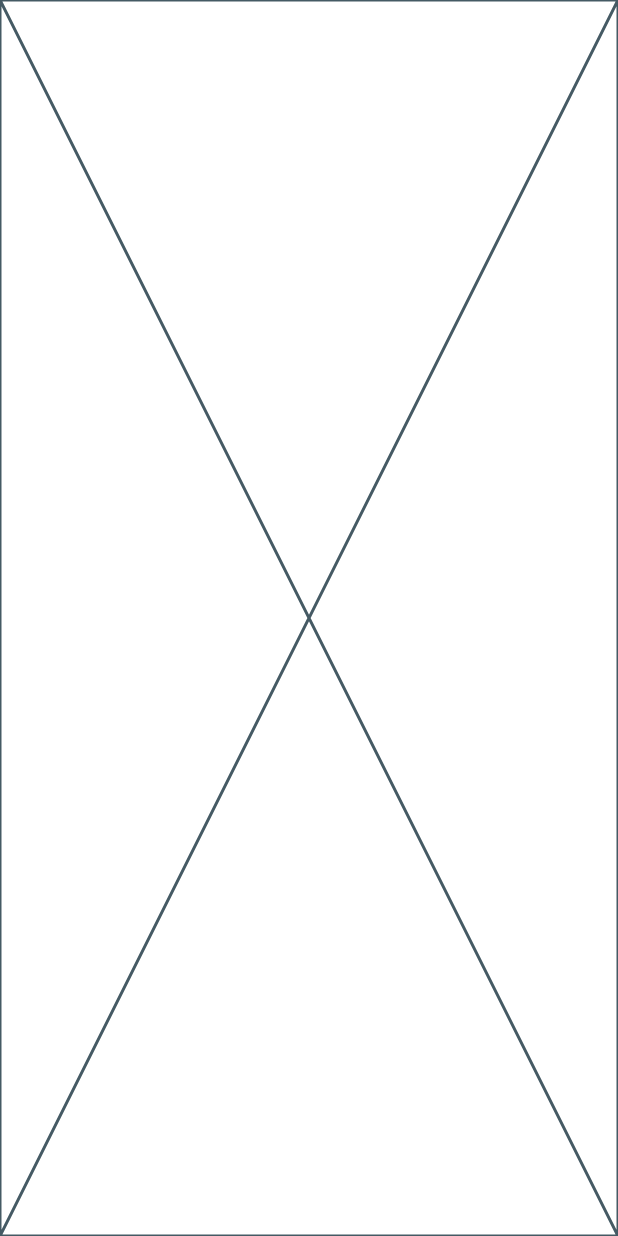
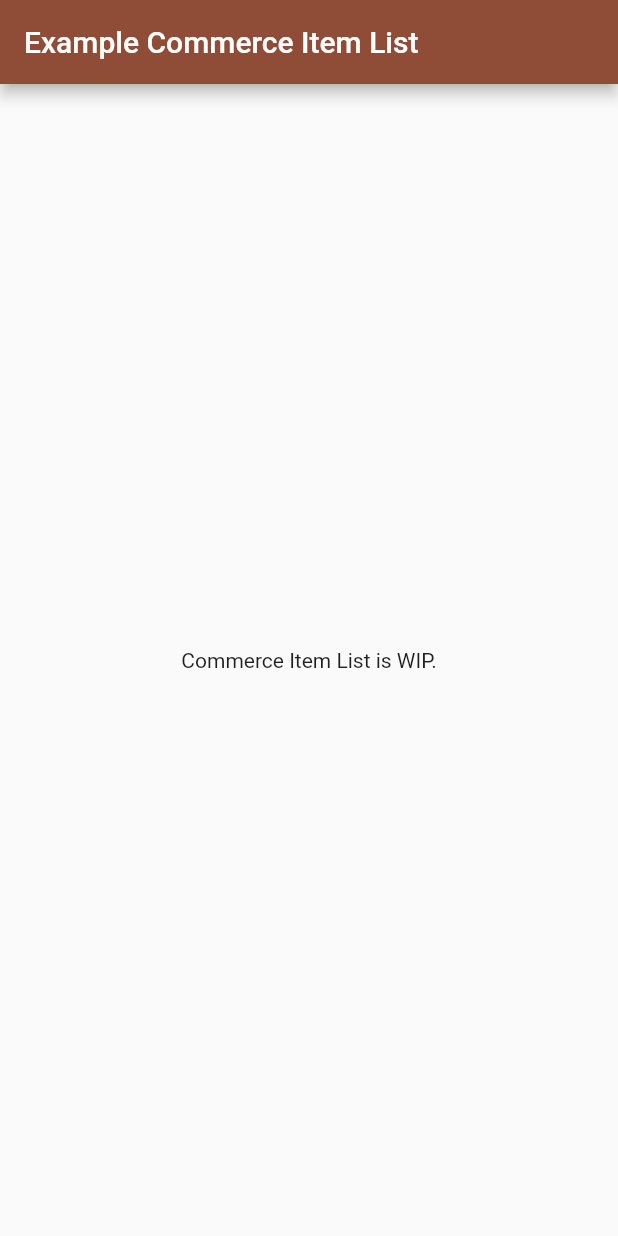
Before and after one commit to fumiyasac/commerce_style_sample_app, a Flutter app: the screen it shows after launch, on a phone screen of 412 x 824 dp. Run offline on Flutter 3.47's test engine with Material 3 defaults, Android fonts, the phone set to English and light mode, and no system bars.

Commit message:
最低限の画面要素を設定する

```diff
--- a/lib/main.dart
+++ b/lib/main.dart
@@ -13,7 +13,8 @@ class MyApp extends StatelessWidget {
     return MaterialApp(
       title: 'Flutter Demo',
       theme: ThemeData(
-        colorScheme: ColorScheme.fromSeed(seedColor: Colors.deepPurple),
+        colorScheme: ColorScheme.fromSeed(seedColor: Colors.deepOrangeAccent),
+        useMaterial3: false,
       ),
       home: const ItemListPage(),
     );
--- a/lib/view/item_list_page.dart
+++ b/lib/view/item_list_page.dart
@@ -5,6 +5,13 @@ class ItemListPage extends StatelessWidget {
 
   @override
   Widget build(BuildContext context) {
-    return const Placeholder();
+    return Scaffold(
+      appBar: AppBar(
+        title: Text('Example Commerce Item List'),
+      ),
+      body: Center(
+        child: Text("Commerce Item List is WIP."),
+      ),
+    );
   }
 }
```
